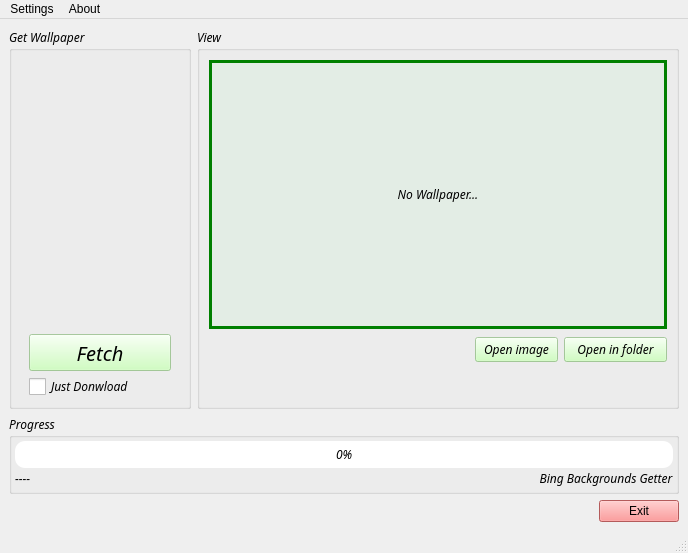
This is form/bingbg.ui in the0cp/Bing-Wallpaper-GUI as Qt 5 draws it before an edit. The edited form follows.
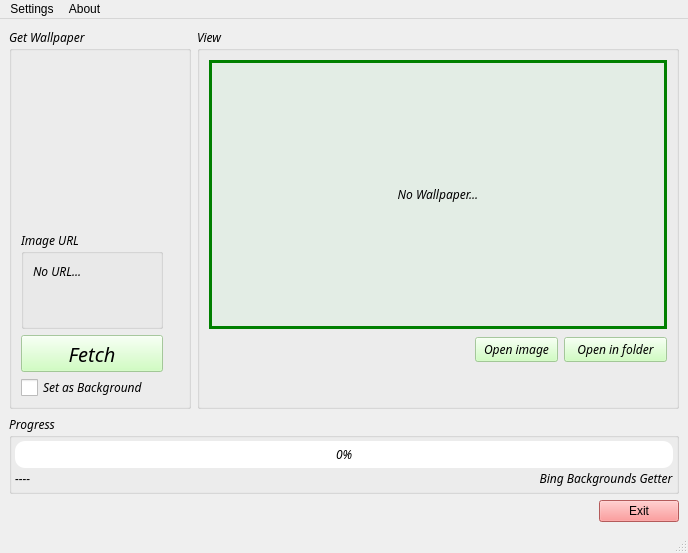
This is the edited form.

Diff of the .ui file:
```diff
--- a/form/bingbg.ui
+++ b/form/bingbg.ui
@@ -44,47 +44,36 @@
       <property name="title">
        <string>Get Wallpaper</string>
       </property>
-      <layout class="QGridLayout" name="gridLayout_2" rowstretch="348,47,3,3" columnstretch="3,176,3" rowminimumheight="0,0,0,0">
-       <item row="0" column="1">
-        <spacer name="verticalSpacer">
-         <property name="orientation">
-          <enum>Qt::Vertical</enum>
-         </property>
-         <property name="sizeHint" stdset="0">
-          <size>
-           <width>20</width>
-           <height>40</height>
-          </size>
-         </property>
-        </spacer>
-       </item>
-       <item row="1" column="2">
-        <spacer name="horizontalSpacer_3">
-         <property name="orientation">
-          <enum>Qt::Horizontal</enum>
-         </property>
-         <property name="sizeHint" stdset="0">
-          <size>
-           <width>40</width>
-           <height>20</height>
-          </size>
-         </property>
-        </spacer>
-       </item>
+      <layout class="QGridLayout" name="gridLayout_2" rowstretch="348,200,0,0,3" columnstretch="3,0,0">
        <item row="3" column="1">
-        <spacer name="verticalSpacer_2">
-         <property name="orientation">
-          <enum>Qt::Vertical</enum>
+        <widget class="QCheckBox" name="checkJd">
+         <property name="font">
+          <font>
+           <family>Linux Libertine Display O</family>
+           <italic>true</italic>
+          </font>
          </property>
-         <property name="sizeHint" stdset="0">
-          <size>
-           <width>20</width>
-           <height>40</height>
-          </size>
+         <property name="styleSheet">
+          <string notr="true">QCheckBox
+{
+        spacing: 5px;
+        color: black;
+}
+QCheckBox::indicator 
+{
+        width: 17px;
+        height: 17px;
+}</string>
          </property>
-        </spacer>
+         <property name="text">
+          <string>Set as Background</string>
+         </property>
+         <property name="shortcut">
+          <string notr="true"/>
+         </property>
+        </widget>
        </item>
-       <item row="1" column="1">
+       <item row="2" column="1">
         <widget class="QPushButton" name="btnFetch">
          <property name="sizePolicy">
           <sizepolicy hsizetype="Maximum" vsizetype="Maximum">
@@ -116,7 +105,7 @@
          </property>
         </widget>
        </item>
-       <item row="1" column="0">
+       <item row="2" column="0">
         <spacer name="horizontalSpacer_2">
          <property name="orientation">
           <enum>Qt::Horizontal</enum>
@@ -129,29 +118,62 @@
          </property>
         </spacer>
        </item>
-       <item row="2" column="1">
-        <widget class="QCheckBox" name="checkJd">
-         <property name="font">
-          <font>
-           <family>Linux Libertine Display O</family>
-           <italic>true</italic>
-          </font>
+       <item row="2" column="2">
+        <spacer name="horizontalSpacer_3">
+         <property name="orientation">
+          <enum>Qt::Horizontal</enum>
          </property>
-         <property name="styleSheet">
-          <string notr="true">QCheckBox
-{
-        spacing: 5px;
-        color: black;
-}
-QCheckBox::indicator 
-{
-        width: 17px;
-        height: 17px;
-}</string>
+         <property name="sizeHint" stdset="0">
+          <size>
+           <width>40</width>
+           <height>20</height>
+          </size>
          </property>
-         <property name="text">
-          <string>Just Donwload</string>
+        </spacer>
+       </item>
+       <item row="0" column="1">
+        <spacer name="verticalSpacer">
+         <property name="orientation">
+          <enum>Qt::Vertical</enum>
          </property>
+         <property name="sizeHint" stdset="0">
+          <size>
+           <width>20</width>
+           <height>40</height>
+          </size>
+         </property>
+        </spacer>
+       </item>
+       <item row="4" column="1">
+        <spacer name="verticalSpacer_2">
+         <property name="orientation">
+          <enum>Qt::Vertical</enum>
+         </property>
+         <property name="sizeHint" stdset="0">
+          <size>
+           <width>20</width>
+           <height>40</height>
+          </size>
+         </property>
+        </spacer>
+       </item>
+       <item row="1" column="1">
+        <widget class="QGroupBox" name="groupBox_4">
+         <property name="title">
+          <string>Image URL</string>
+         </property>
+         <layout class="QGridLayout" name="gridLayout_5">
+          <item row="0" column="0">
+           <widget class="QLabel" name="labelImageUrl">
+            <property name="text">
+             <string>No URL...</string>
+            </property>
+            <property name="alignment">
+             <set>Qt::AlignLeading|Qt::AlignLeft|Qt::AlignTop</set>
+            </property>
+           </widget>
+          </item>
+         </layout>
         </widget>
        </item>
       </layout>
```
Left out of the diff: 12 changed lines with no effect on the pictures.
